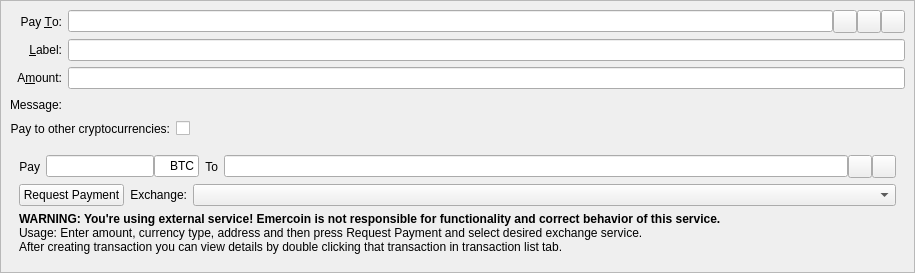
This is src/qt/forms/sendcoinsentry.ui in Exgibichi/rt as Qt 5 draws it before an edit. The edited form follows.
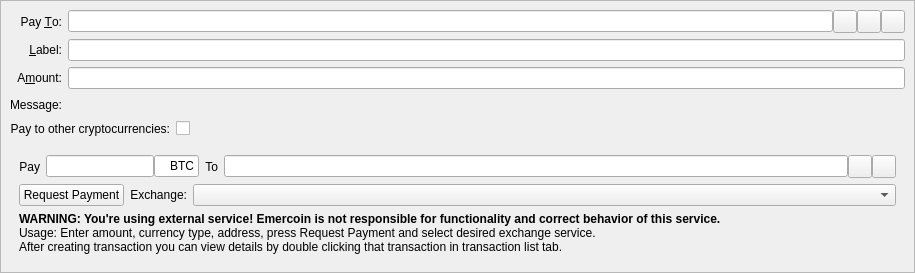
This is the edited form. Icons and pictures are not drawn. Custom widgets are drawn as their Qt base class.

Commit message: qt: fix text

The edit to the form file:
```diff
--- a/src/qt/forms/sendcoinsentry.ui
+++ b/src/qt/forms/sendcoinsentry.ui
@@ -375,7 +375,7 @@
        <item row="2" column="0">
         <widget class="QLabel" name="infoExchLabel">
          <property name="text">
-          <string>&lt;html&gt;&lt;head/&gt;&lt;body&gt;&lt;p&gt;&lt;span style=&quot; font-weight:600;&quot;&gt;WARNING: You're using external service! Emercoin is not responsible for functionality and correct behavior of this service.&lt;/span&gt;&lt;br/&gt;Usage: Enter amount, currency type, address and then press Request Payment and select desired exchange service.&lt;br/&gt;After creating transaction you can view details by double clicking that transaction in transaction list tab.&lt;/p&gt;&lt;/body&gt;&lt;/html&gt;</string>
+          <string>&lt;html&gt;&lt;head/&gt;&lt;body&gt;&lt;p&gt;&lt;span style=&quot; font-weight:600;&quot;&gt;WARNING: You're using external service! Emercoin is not responsible for functionality and correct behavior of this service.&lt;/span&gt;&lt;br/&gt;Usage: Enter amount, currency type, address, press Request Payment and select desired exchange service.&lt;br/&gt;After creating transaction you can view details by double clicking that transaction in transaction list tab.&lt;/p&gt;&lt;/body&gt;&lt;/html&gt;</string>
          </property>
         </widget>
        </item>
```
Left out of the diff: 2 changed lines with no effect on the pictures. The commit also changes 1 other file.
